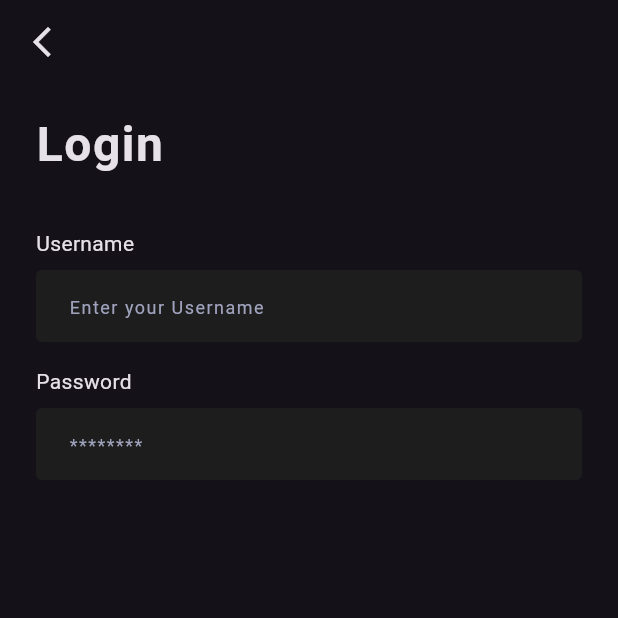
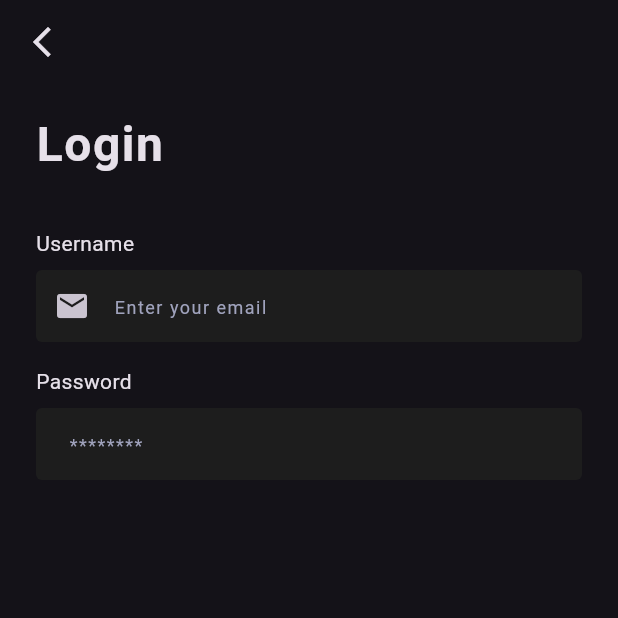
Before and after one commit to kabirdeula/ToDoNow, a Flutter app: the screen it shows after launch, after a tap on "SKIP", after a tap on "LOGIN", on a phone screen of 412 x 824 dp, the top half of it. Run offline on Flutter 3.47's test engine with Material 3 defaults, Android fonts, the phone set to English and light mode, and no system bars; our stand-ins replace flutter_bloc, get_it, go_router, smooth_page_indicator.

Commit message:
feat: ✨Add prefixIcon support to CustomTextFormField and streamline email field creation

```diff
--- a/lib/core/widgets/custom_text_form_field.dart
+++ b/lib/core/widgets/custom_text_form_field.dart
@@ -24,6 +24,9 @@ class CustomTextFormField extends StatelessWidget {
 
   /// The placeholder text displayed when the field is empty.
   final String? hintText;
+
+  /// A widget displayed at the start of the text field.
+  final Widget? prefixIcon;
 
   /// A widget displayed at the end of the text field.
   final Widget? suffixIcon;
@@ -80,6 +83,7 @@ class CustomTextFormField extends StatelessWidget {
     required this.controller,
     this.focusNode,
     this.hintText,
+    this.prefixIcon,
     this.suffixIcon,
     this.keyboardType,
     this.textInputAction,
@@ -99,12 +103,31 @@ class CustomTextFormField extends StatelessWidget {
     this.autovalidateMode = AutovalidateMode.disabled,
   });
 
+  factory CustomTextFormField.email({
+    required TextEditingController controller,
+    String? Function(String?)? validator,
+  }) {
+    return CustomTextFormField(
+      controller: controller,
+      keyboardType: TextInputType.emailAddress,
+      hintText: "Enter your email",
+      prefixIcon: const Icon(Icons.email),
+      autoFillHints: const [AutofillHints.email],
+      validator: validator,
+      textInputAction: TextInputAction.next,
+    );
+  }
+
   @override
   Widget build(BuildContext context) {
     return TextFormField(
       controller: controller,
       focusNode: focusNode,
-      decoration: InputDecoration(hintText: hintText, suffixIcon: suffixIcon),
+      decoration: InputDecoration(
+        hintText: hintText,
+        suffixIcon: suffixIcon,
+        prefixIcon: prefixIcon,
+      ),
       keyboardType: keyboardType,
       textInputAction: textInputAction,
       style: textStyle,
--- a/lib/features/authentication/presentation/screens/login_screen.dart
+++ b/lib/features/authentication/presentation/screens/login_screen.dart
@@ -21,10 +21,7 @@ class LoginScreen extends StatelessWidget {
             const SizedBox(height: 32.0),
             Text('Username'),
             const SizedBox(height: 8.0),
-            CustomTextFormField(
-              controller: emailController,
-              hintText: 'Enter your Username',
-            ),
+            CustomTextFormField.email(controller: emailController),
             const SizedBox(height: 16.0),
             Text('Password'),
             const SizedBox(height: 8.0),
```
